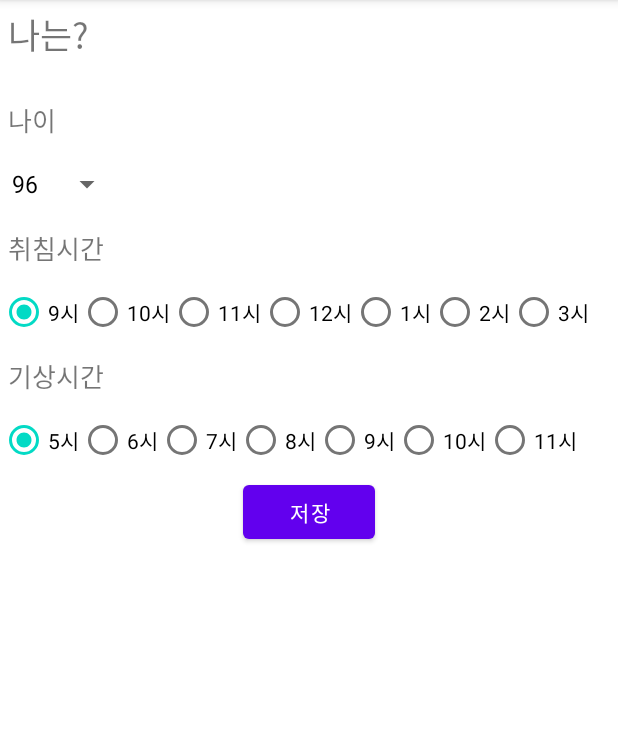
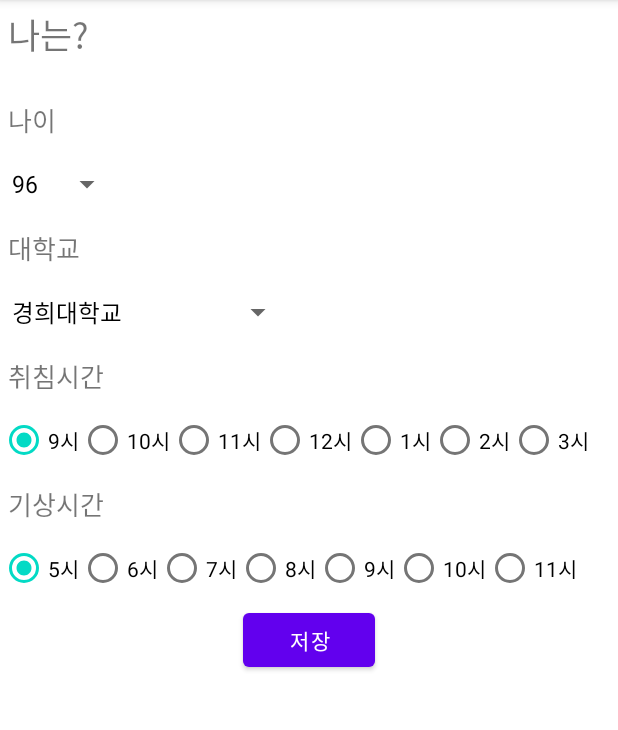
Before and after one commit to Roommate-matching-application/RM, an Android app: the myChecklist screen opened directly, with no data from a screen before it, on a phone screen of 412 x 824 dp, the part 84-814 px from its top. Run offline under Robolectric (Android 15) with nearby library versions, the phone set to English and light mode, and no system bars; our stand-ins replace Firebase (no records; nobody signed in at launch, a user with empty details on screens opened directly).

Commit message:
Add files via upload

```diff
--- a/app/src/main/java/com/example/mop125/ShowMatches.java
+++ b/app/src/main/java/com/example/mop125/ShowMatches.java
@@ -12,7 +12,6 @@ package com.example.mop125;
 
 
 public class ShowMatches extends AppCompatActivity {
-
     LinearLayout container;
     LayoutInflater inflater;
     Button getInfo;
--- a/app/src/main/java/com/example/mop125/afterlogin.java
+++ b/app/src/main/java/com/example/mop125/afterlogin.java
@@ -34,6 +34,8 @@ public class afterlogin extends AppCompatActivity {
             public void onClick(View view) {
                 Intent intent = new Intent(com.example.mop125.afterlogin.this, myChecklist.class);
                 startActivity(intent);
+
+
             }
         });
 
@@ -42,6 +44,7 @@ public class afterlogin extends AppCompatActivity {
             public void onClick(View view) {
                 Intent intent = new Intent(com.example.mop125.afterlogin.this, roommateChecklist.class);
                 startActivity(intent);
+
             }
         });
 
--- a/app/src/main/java/com/example/mop125/login.java
+++ b/app/src/main/java/com/example/mop125/login.java
@@ -23,7 +23,6 @@ public class login extends AppCompatActivity {
 
     private Button join;
     private Button login;
-    private Button facebookLogin;//나중에 변경
     private EditText email_login;
     private EditText pwd_login;
     private DatabaseReference mDataRef;//실시간 데이터베이스
@@ -38,7 +37,6 @@ public class login extends AppCompatActivity {
         super.onCreate(savedInstanceState);
         setContentView(R.layout.activity_login);
         join = (Button) findViewById(R.id.Signup);
-        facebookLogin = (Button) findViewById(R.id.loginFacebook);
         login = (Button) findViewById(R.id.login);//로그인버튼
         email_login = (EditText) findViewById(R.id.loginEmail);//이메일 입력
         pwd_login = (EditText) findViewById(R.id.loginPassword);//비밀번호 입력
@@ -72,7 +70,6 @@ public class login extends AppCompatActivity {
             public void onClick(View v) {
                 Intent intent = new Intent(com.example.mop125.login.this, signup.class);
                 startActivity(intent);
-
             }
         });
     }
--- a/app/src/main/java/com/example/mop125/myChecklist.java
+++ b/app/src/main/java/com/example/mop125/myChecklist.java
@@ -1,5 +1,6 @@
 package com.example.mop125;
 
+import android.content.Intent;
 import android.content.SharedPreferences;
 import android.os.Bundle;
 import android.util.Log;
@@ -30,12 +31,15 @@ public class myChecklist extends AppCompatActivity {
     Member member;
     int i = 0;
 
-    String[] items = {"95", "96", "97", "98", "99", "00", "01", "02","03","04"}; //나이
+    final String[] items = {"95", "96", "97", "98", "99", "00", "01", "02","03","04"}; //나이
+    final String[] items2 = {"가천대학교", "경희대학교", "고려대학교", "서울대학교", "서울과학기술대학교", "성균관대학교",
+            "연세대학교", "중앙대학교","홍익대학교","한양대학교"}; //대학교
 
     protected void onCreate(Bundle savedInstanceState) {
         super.onCreate(savedInstanceState);
         setContentView(R.layout.activity_my_checklist);
-        Spinner spinner = findViewById(R.id.spinner_age);
+        Spinner spinner = (Spinner)findViewById(R.id.spinner_age);
+        Spinner spinner2 = (Spinner)findViewById(R.id.spinner_university);
         initPreferences();
         loadState();
 
@@ -70,6 +74,9 @@ public class myChecklist extends AppCompatActivity {
 
                 member.setRg2(String.valueOf((int)rg2_wakeuptime.getCheckedRadioButtonId()));
                 reference.child(String.valueOf(i+1)).setValue(member);
+
+                Intent intent = new Intent(com.example.mop125.myChecklist.this, afterlogin.class);
+                startActivity(intent);
             }
         });
 
@@ -80,10 +87,21 @@ public class myChecklist extends AppCompatActivity {
         adapter.setDropDownViewResource(android.R.layout.simple_spinner_dropdown_item);
         spinner.setAdapter(adapter);
         spinner.setSelection(sharedPreferences.getInt("spinner_age", 1));
+
+        //대학교 선택 spinner
+        ArrayAdapter<String> adapter2 = new ArrayAdapter<String>(
+                this, android.R.layout.simple_spinner_dropdown_item, items2
+        );
+        adapter2.setDropDownViewResource(android.R.layout.simple_spinner_dropdown_item);
+        spinner2.setAdapter(adapter2);
+        spinner2.setSelection(Integer.parseInt(sharedPreferences.getString("spinner_university","1")));
+
     }
 
+
     @Override
-    protected void onStop() {
+    protected void onStop()
+    {
         super.onStop();
         saveState();
     }
@@ -94,11 +112,13 @@ public class myChecklist extends AppCompatActivity {
 
     private void saveState(){
         Spinner spinner = findViewById(R.id.spinner_age);
+        Spinner spinner2 = findViewById(R.id.spinner_university);
         SharedPreferences.Editor editor = sharedPreferences.edit();
         editor.putString("rg1", String.valueOf((int)rg1_sleeptime.getCheckedRadioButtonId()));
         editor.putString("rg2", String.valueOf((int)rg2_wakeuptime.getCheckedRadioButtonId()));
-        //Log.d("whatissavedid", String.valueOf((int)rg_sleeptime.getCheckedRadioButtonId()));
+
         editor.putInt("spinner_age", spinner.getSelectedItemPosition());
+        editor.putString("spinner_university", String.valueOf(spinner2.getSelectedItemPosition()));
         editor.commit();
     }
 
@@ -109,10 +129,7 @@ public class myChecklist extends AppCompatActivity {
         try {
             id = Integer.parseInt(sharedPreferences.getString("rg1", "0"));
             id2 = Integer.parseInt(sharedPreferences.getString("rg2", "0"));
-
         } catch (NullPointerException e) { }
-
-        Log.d("whatisid", String.valueOf(id));
 
         if (id == 0) ((RadioButton) findViewById(R.id.rg1_1)).setChecked(true);
         else ((RadioButton) findViewById(id)).setChecked(true);
--- a/app/src/main/java/com/example/mop125/roommateChecklist.java
+++ b/app/src/main/java/com/example/mop125/roommateChecklist.java
@@ -3,6 +3,7 @@ package com.example.mop125;
 import androidx.annotation.NonNull;
 import androidx.appcompat.app.AppCompatActivity;
 
+import android.content.Intent;
 import android.content.SharedPreferences;
 import android.os.Bundle;
 import android.util.Log;
@@ -110,6 +111,9 @@ public class roommateChecklist extends AppCompatActivity {
                     member.setSmoke2(cg2_2.getText().toString());
                     reference.child(String.valueOf(i+1)).setValue(member);
                 }
+
+                Intent intent = new Intent(com.example.mop125.roommateChecklist.this, ShowMatches.class);
+                startActivity(intent);
             }
         });
 
--- a/app/src/main/res/layout/activity_my_checklist.xml
+++ b/app/src/main/res/layout/activity_my_checklist.xml
@@ -26,6 +26,20 @@
 
     <Spinner
         android:id="@+id/spinner_age"
+        android:layout_width="wrap_content"
+        android:layout_height="wrap_content"
+        android:spinnerMode="dropdown"/>
+
+    <TextView
+        android:layout_width="match_parent"
+        android:layout_height="wrap_content"
+        android:text="대학교"
+        android:textSize="17dp"
+        android:padding="5dp"
+        />
+
+    <Spinner
+        android:id="@+id/spinner_university"
         android:layout_width="wrap_content"
         android:layout_height="wrap_content"
         android:spinnerMode="dropdown"/>
--- a/app/src/main/res/layout/activity_signup.xml
+++ b/app/src/main/res/layout/activity_signup.xml
@@ -26,18 +26,17 @@
             android:hint="이메일을 입력하세요"
             android:inputType="textEmailAddress"
             android:layout_marginBottom="10dp">
+        </EditText>
 
-        </EditText>
         <EditText
-
             android:id="@+id/signupPassword"
             android:layout_width="match_parent"
             android:layout_height="wrap_content"
             android:hint="비밀번호를 입력하세요"
             android:inputType="textPassword"
             android:layout_marginBottom="10dp">
+        </EditText>
 
-        </EditText>
         <EditText
             android:id="@+id/signupPasswordCheck"
             android:layout_width="match_parent"
```
Also changed, not shown: app/src/main/res/layout/activity_login.xml (+0 -18 lines).
